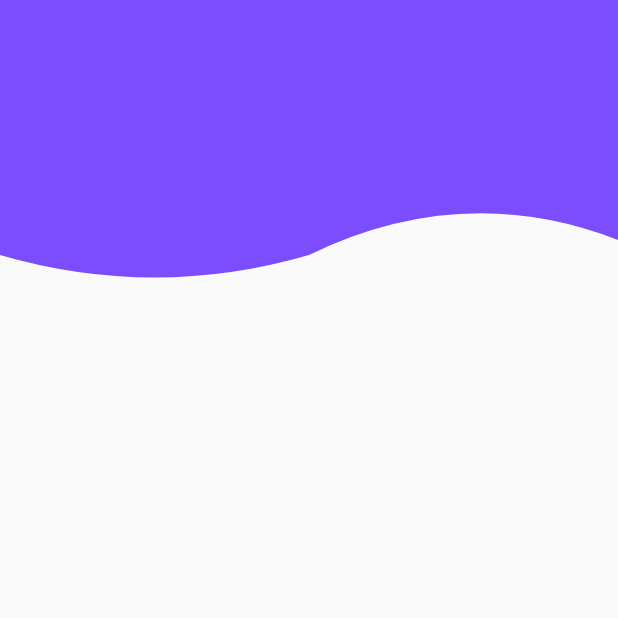
After one commit to jyhu1993/flutter_demos, a Flutter app: the screen it shows after launch, after a tap on "10 贝塞尔曲线切割", on a phone screen of 412 x 824 dp, the top half of it. The commit adds this screen. Run offline on Flutter 3.47's test engine with Material 2 defaults, Android fonts, the phone set to English and light mode, and no system bars.

Commit message:
裁切贝塞尔曲线

```diff
--- /dev/null
+++ b/lib/clip_path.dart
@@ -0,0 +1,48 @@
+import 'package:flutter/material.dart';
+
+class ClipPathDemo extends StatelessWidget {
+  @override
+  Widget build(BuildContext context) {
+    return Scaffold(
+      body: Column(
+        children: <Widget>[
+          ClipPath(
+            clipper: BottomClipper(),
+            child: Container(
+              color: Colors.deepPurpleAccent,
+              height: 200.0,
+            ),
+          )
+        ],
+      ),
+    );
+  }
+}
+
+class BottomClipper extends CustomClipper<Path>{
+  @override
+  Path getClip(Size size){
+    var path = Path();
+    path.lineTo(0, 0);
+    path.lineTo(0, size.height-30);
+    var firstControlPoint=Offset(size.width/4, size.height);
+    var firstEndPoint = Offset(size.width/2,size.height-30);
+
+    path.quadraticBezierTo(firstControlPoint.dx, firstControlPoint.dy, firstEndPoint.dx, firstEndPoint.dy);
+
+    var secondControlPoint = Offset(size.width/4*3,size.height-80);
+    var secondEndPoint = Offset(size.width,size.height-40);
+
+    path.quadraticBezierTo(secondControlPoint.dx, secondControlPoint.dy, secondEndPoint.dx, secondEndPoint.dy);
+
+
+    path.lineTo(size.width, size.height-30);
+    path.lineTo(size.width, 0);
+
+    return path;
+  }
+  @override
+  bool shouldReclip(CustomClipper<Path> oldClipper) {
+    return false;
+  }
+}
--- a/lib/main.dart
+++ b/lib/main.dart
@@ -8,10 +8,12 @@ import './search_bar_demo.dart';
 import './wrap_demo.dart';
 import './expansion_tile_demo.dart';
 import './expansion_panel_list_demo.dart';
+import './clip_path.dart';
 
 void main() {
   runApp(MaterialApp(
     title: '10个练习demo',
+    debugShowCheckedModeBanner: false,
     theme: ThemeData(
       primarySwatch: Colors.lightBlue
     ),
@@ -116,6 +118,16 @@ class Home extends StatelessWidget {
             },
           ),
           Divider(),
+          ListTile(
+            title: Text('10 贝塞尔曲线切割'),
+            onTap: (){
+              Navigator.push(
+                context,
+                MaterialPageRoute(builder: (context) => ClipPathDemo()),
+              );
+            },
+          ),
+          Divider(),
         ],
       )
     );
```
